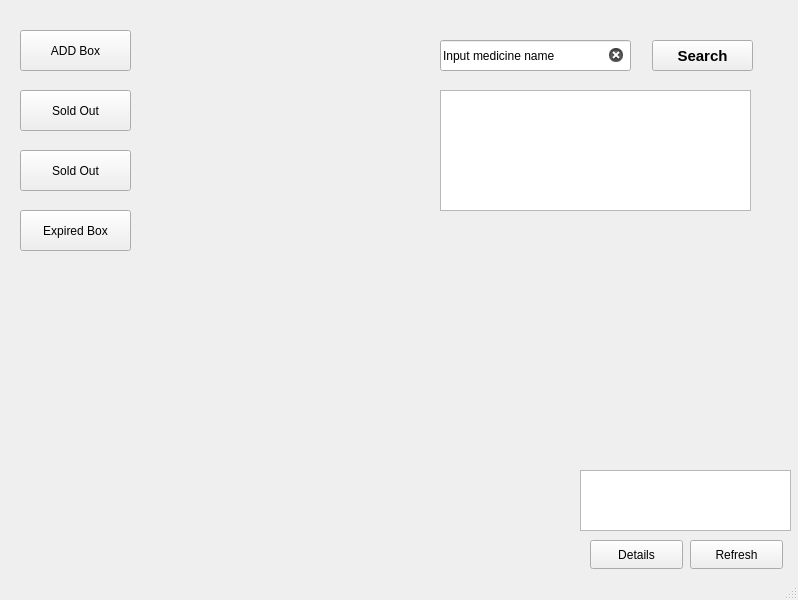
The window that mainwindow.ui (sahariajf/ExpiryGuard) describes before a commit, drawn with Qt 5.
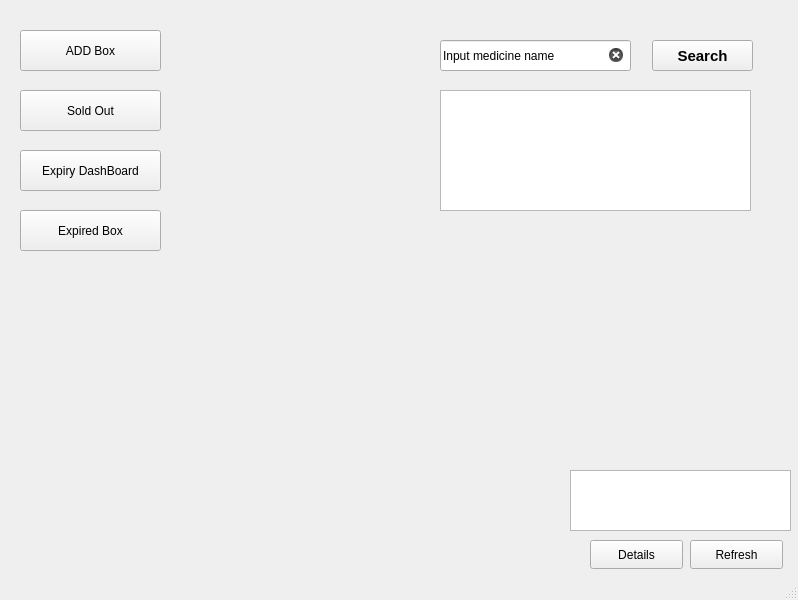
The same window after the commit.

Commit message: ExpiryDashboard added with 7 and 15 days filtter , notification send added

Diff of the .ui file:
```diff
--- a/mainwindow.ui
+++ b/mainwindow.ui
@@ -22,7 +22,7 @@
      <rect>
       <x>20</x>
       <y>30</y>
-      <width>111</width>
+      <width>141</width>
       <height>41</height>
      </rect>
     </property>
@@ -35,7 +35,7 @@
      <rect>
       <x>20</x>
       <y>90</y>
-      <width>111</width>
+      <width>141</width>
       <height>41</height>
      </rect>
     </property>
@@ -142,9 +142,9 @@
     </property>
     <property name="geometry">
      <rect>
-      <x>580</x>
+      <x>570</x>
       <y>470</y>
-      <width>211</width>
+      <width>221</width>
       <height>61</height>
      </rect>
     </property>
@@ -180,12 +180,12 @@
      <rect>
       <x>20</x>
       <y>150</y>
-      <width>111</width>
+      <width>141</width>
       <height>41</height>
      </rect>
     </property>
     <property name="text">
-     <string>Sold Out</string>
+     <string>Expiry DashBoard</string>
     </property>
    </widget>
    <widget class="QPushButton" name="ExpiredBoxBt">
@@ -193,7 +193,7 @@
      <rect>
       <x>20</x>
       <y>210</y>
-      <width>111</width>
+      <width>141</width>
       <height>41</height>
      </rect>
     </property>
```
Left out of the diff: 2 changed lines with no effect on the pictures. The commit also changes 11 other files.
